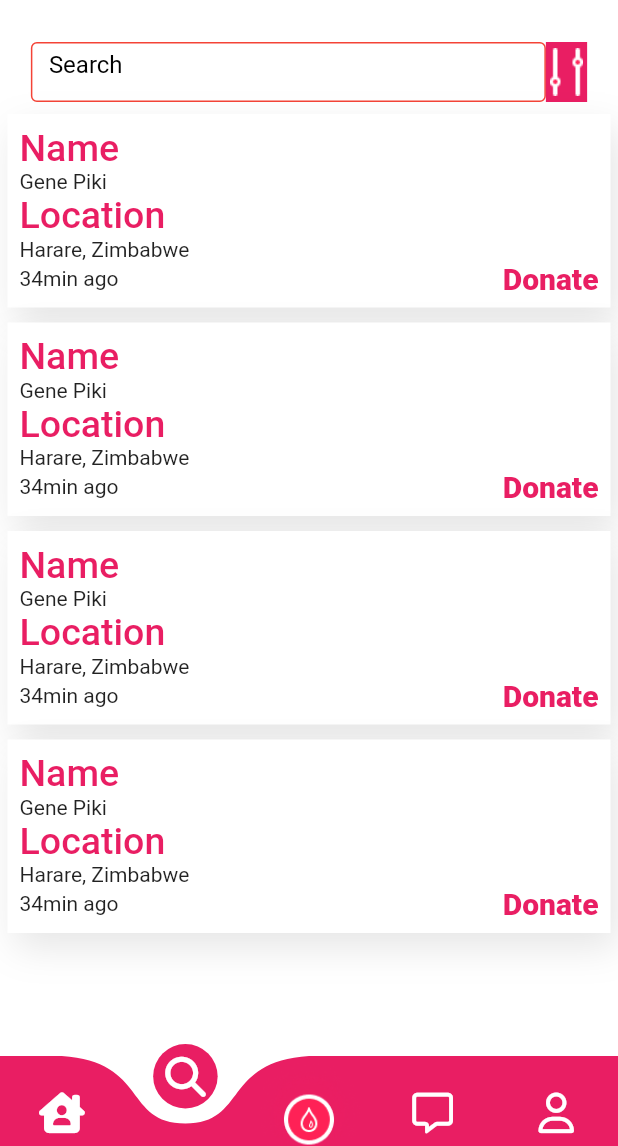
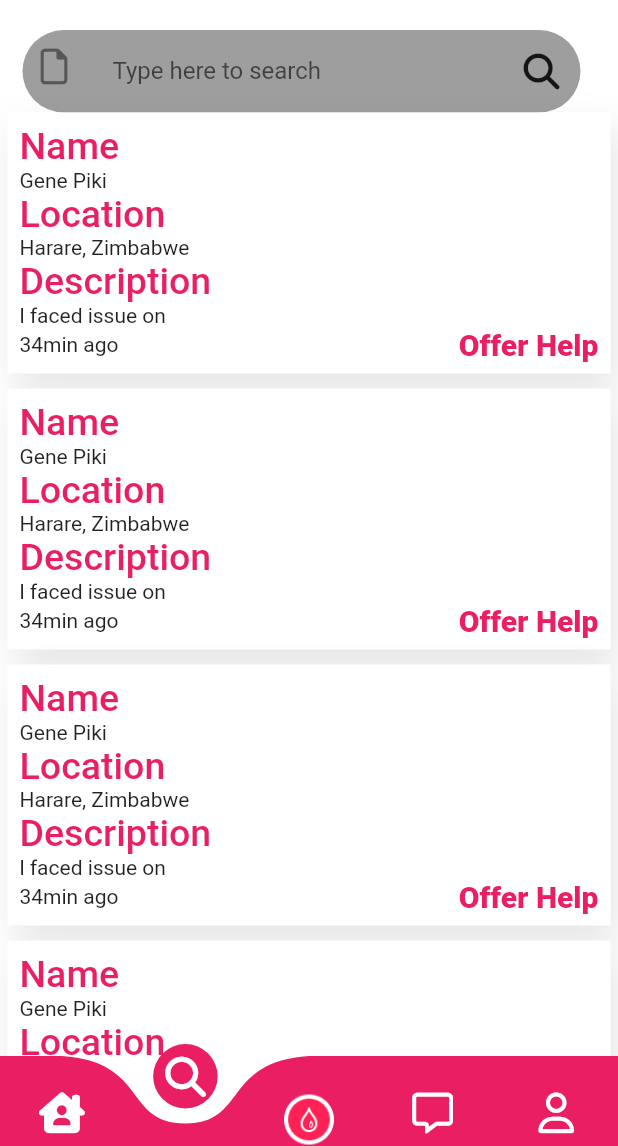
Before and after one commit to pikigene01/cancerconnector, a Flutter app: the screen it shows once a user with an empty profile is signed in, item 2 of the bottom bar chosen, on a phone screen of 412 x 824 dp, the part 90-1236 px from its top. Run offline on Flutter 3.47's test engine with Material 2 defaults, Android fonts, the phone set to English and light mode, and no system bars; drawn by our look-alikes of curved_navigation_bar; our stand-ins replace card_swiper, cloud_firestore, firebase_auth, firebase_core, font_awesome_flutter, get; accounts and stored records are empty.

Commit message:
update core app

```diff
--- a/lib/pages/finddonorspage.dart
+++ b/lib/pages/finddonorspage.dart
@@ -1,6 +1,7 @@
 import 'package:cancerconnector/json/json_app.dart';
 import 'package:cancerconnector/widgets/bottombar.dart';
 import 'package:cancerconnector/widgets/cards.dart';
+import 'package:cancerconnector/widgets/getSearch.dart';
 import 'package:cancerconnector/widgets/topbar.dart';
 import 'package:flutter/material.dart';
 
@@ -12,6 +13,7 @@ class FindDonorsPage extends StatefulWidget {
 }
 
 class _FindDonorsPageState extends State<FindDonorsPage> {
+  var searchController = TextEditingController();
   @override
   Widget build(BuildContext context) {
     var size = MediaQuery.of(context).size;
@@ -27,6 +29,8 @@ class _FindDonorsPageState extends State<FindDonorsPage> {
           child: Column(
         children: [
           topBar(pageTitle: "Find Doctors", size: size),
+          getSearchBarSearch(
+              size: size, searchController: searchController, onTap: () {}),
           Column(
             children: doctors.reversed
                 .map((doctor) => doctorsCard(size: size, doctor: doctor))
--- a/lib/pages/home_page.dart
+++ b/lib/pages/home_page.dart
@@ -179,7 +179,7 @@ class _HomePageState extends State<HomePage> {
                       },
                       child: customMenus(
                           size: size,
-                          title: "Find Doctors",
+                          title: "Offer Help",
                           imgPath: "assets/ion_search-outline.png"),
                     ),
                     const SizedBox(
@@ -244,7 +244,7 @@ class _HomePageState extends State<HomePage> {
                 mainAxisAlignment: MainAxisAlignment.spaceBetween,
                 children: [
                   Text(
-                    "Donation Request",
+                    "Help Requests",
                     style: TextStyle(fontSize: 20, color: Colors.black),
                   ),
                 ],
--- a/lib/pages/searchpage.dart
+++ b/lib/pages/searchpage.dart
@@ -1,6 +1,7 @@
 import 'package:cancerconnector/themes/styles.dart';
 import 'package:cancerconnector/widgets/bottombar.dart';
 import 'package:cancerconnector/widgets/cards.dart';
+import 'package:cancerconnector/widgets/getSearch.dart';
 import 'package:cancerconnector/widgets/topbar.dart';
 import 'package:flutter/material.dart';
 
@@ -13,6 +14,7 @@ class SearchPage extends StatefulWidget {
 
 class _SearchPageState extends State<SearchPage> {
   var inputTextController = TextEditingController();
+  var searchController = TextEditingController();
   @override
   Widget build(BuildContext context) {
     var size = MediaQuery.of(context).size;
@@ -34,44 +36,8 @@ class _SearchPageState extends State<SearchPage> {
           const SizedBox(
             height: 20,
           ),
-          Padding(
-            padding: const EdgeInsets.all(8.0),
-            child: Row(
-              mainAxisAlignment: MainAxisAlignment.center,
-              children: [
-                SizedBox(
-                  height: 40,
-                  width: size.width / 1.2,
-                  child: TextField(
-                    expands: true,
-                    maxLines: null,
-                    keyboardType: TextInputType.text,
-                    controller: inputTextController,
-                    obscureText: false,
-                    decoration: const InputDecoration(
-                      enabledBorder: OutlineInputBorder(
-                        borderSide: BorderSide(color: Colors.red),
-                      ),
-                      focusedBorder: OutlineInputBorder(
-                          borderSide: BorderSide(color: primaryColor)),
-                      fillColor: Colors.white,
-                      filled: true,
-                      hintText: "Search",
-                      hintStyle: TextStyle(color: Colors.black),
-                      prefixStyle: TextStyle(color: Colors.black),
-                    ),
-                  ),
-                ),
-                SizedBox(
-                  height: 40,
-                  child: Container(
-                    decoration: const BoxDecoration(color: primaryColor),
-                    child: Image.asset("assets/Group 25.png"),
-                  ),
-                ),
-              ],
-            ),
-          ),
+          getSearchBarSearch(
+              size: size, searchController: searchController, onTap: () {}),
           requestCard(size: size),
           const SizedBox(
             height: 10,
--- a/lib/widgets/cards.dart
+++ b/lib/widgets/cards.dart
@@ -26,12 +26,17 @@ Widget requestCard({required size}) {
             style: appBigTitle,
           ),
           const Text("Harare, Zimbabwe"),
+          Text(
+            "Description",
+            style: appBigTitle,
+          ),
+          const Text("l faced issue on"),
           const Row(
             mainAxisAlignment: MainAxisAlignment.spaceBetween,
             children: [
               Text("34min ago"),
               Text(
-                "Donate",
+                "Offer Help",
                 style: TextStyle(
                     fontSize: 20,
                     color: primaryColor,
--- /dev/null
+++ b/lib/widgets/getSearch.dart
@@ -0,0 +1,85 @@
+import 'package:flutter/material.dart';
+import 'package:font_awesome_flutter/font_awesome_flutter.dart';
+
+import '../themes/styles.dart';
+
+Widget getSearchBarSearch(
+    {required size,
+    required searchController,
+    required void Function()? onTap}) {
+  return Row(
+    children: [
+      Container(
+        margin: const EdgeInsets.only(left: 15),
+        height: 55,
+        width: size.width - 40,
+        decoration: BoxDecoration(
+          color: appTextColor,
+          borderRadius: BorderRadius.circular(30),
+        ),
+        child: Row(
+          mainAxisAlignment: MainAxisAlignment.spaceBetween,
+          children: [
+            Padding(
+              padding: const EdgeInsets.all(12),
+              child: Row(
+                children: [
+                  SingleChildScrollView(
+                    scrollDirection: Axis.horizontal,
+                    child: SizedBox(
+                      height: 40,
+                      width: size.width - 90, // set desired height here
+                      child: TextFormField(
+                        controller: searchController,
+                        decoration: const InputDecoration(
+                          prefixIcon: FaIcon(FontAwesomeIcons.file),
+                          focusedBorder: OutlineInputBorder(
+                            borderSide: BorderSide(
+                              color: Colors.grey,
+                              width: 1,
+                            ),
+                          ),
+                          border: InputBorder.none,
+                          labelText: 'Type here to search',
+                          focusColor: Colors.black12,
+                        ),
+                        style: const TextStyle(fontSize: 16),
+                      ),
+                    ),
+                  ),
+                  InkWell(
+                    onTap: onTap,
+                    child: const FaIcon(FontAwesomeIcons.search),
+                  ),
+                ],
+              ),
+            ),
+            // Padding(
+            //   padding: const EdgeInsets.all(5),
+            //   child: Container(
+            //     height: 35,
+            //     decoration: BoxDecoration(
+            //       color: Colors.white,
+            //       borderRadius: BorderRadius.circular(30),
+            //     ),
+            //     child: const Padding(
+            //       padding: EdgeInsets.only(left: 15, right: 15),
+            //       child: Row(
+            //         children: [
+            //           FaIcon(FontAwesomeIcons.search),
+            //           SizedBox(
+            //             width: 8,
+            //           ),
+            //           SizedBox(width: 2),
+            //           FaIcon(FontAwesomeIcons.arrowDown),
+            //         ],
+            //       ),
+            //     ),
+            //   ),
+            // ),
+          ],
+        ),
+      ),
+    ],
+  );
+}
```
Also changed, not shown: lib/pages/messagespage.dart (+83 -0 lines), lib/widgets/_userBubble.dart (added, +20 -0 lines).
